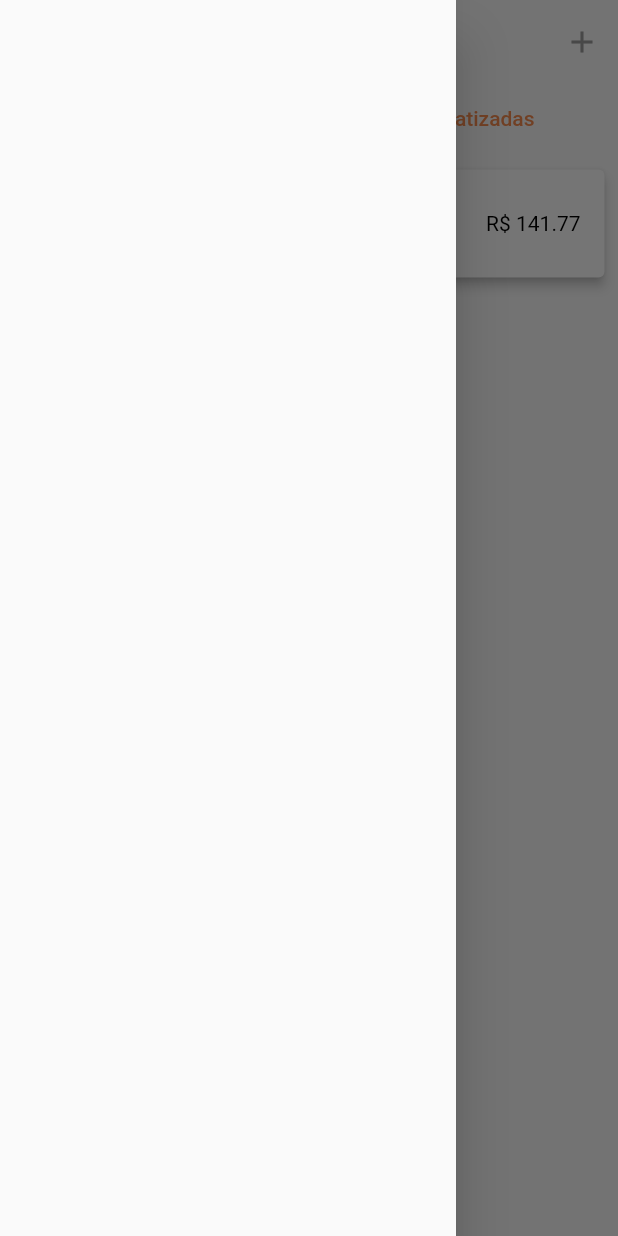
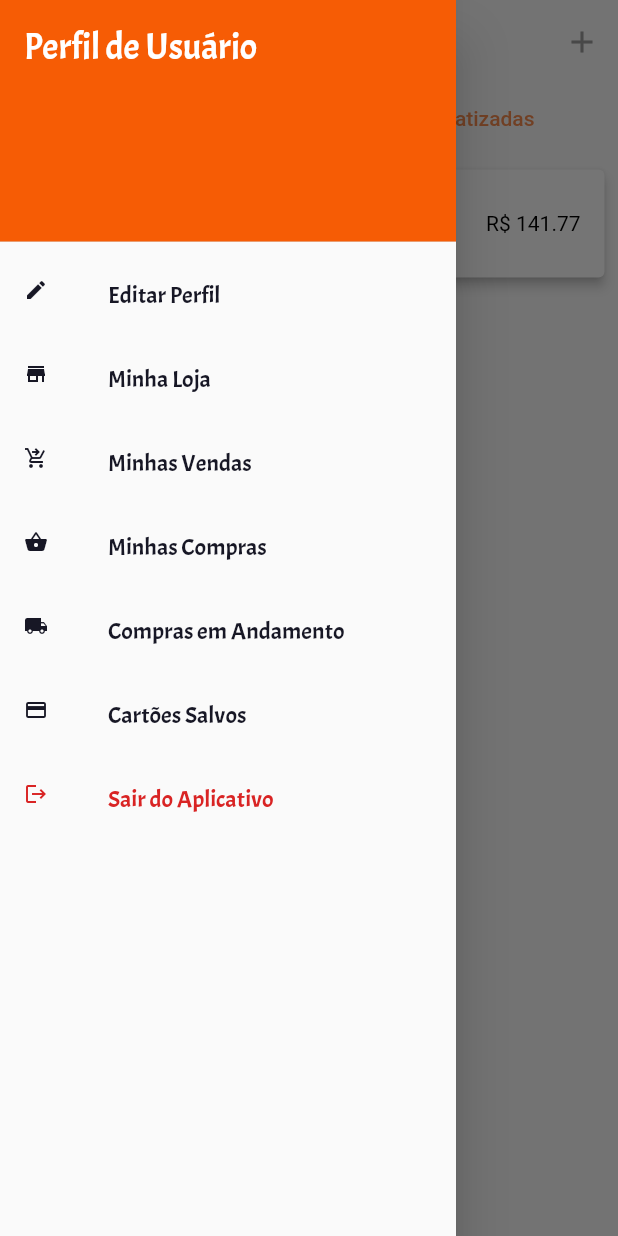
Before and after one commit to AndreLiberato/project_silk, a Flutter app: the MyGroceriesListsScreen screen opened directly, with the side drawer open, on a phone screen of 412 x 824 dp. Run offline on Flutter 3.47's test engine with Material 2 defaults, Android fonts, the phone set to English and light mode, and no system bars; network calls fail; statements that could not run were skipped.

Commit message:
feat-drawer added

```diff
--- /dev/null
+++ b/vish/lib/navigation/my_drawer.dart
@@ -0,0 +1,108 @@
+import 'package:flutter/material.dart';
+
+class MyDrawer extends StatelessWidget {
+  const MyDrawer({super.key});
+
+  @override
+  Widget build(BuildContext context) {
+    return Drawer(
+      child: ListView(
+        padding: EdgeInsets.zero,
+        children: [
+          const DrawerHeader(
+            decoration: BoxDecoration(
+              color: Color(0xFFf65c05),
+            ),
+            child: Text('Perfil de Usuário',
+                style: TextStyle(
+                    color: Colors.white, fontFamily: "Acme", fontSize: 24)),
+          ),
+          ListTile(
+            leading: const Icon(Icons.edit,
+                size: 16, color: Color.fromRGBO(23, 23, 37, 1)),
+            title: const Text('Editar Perfil',
+                style: TextStyle(
+                    color: Color.fromRGBO(23, 23, 37, 1),
+                    fontFamily: "Acme",
+                    fontSize: 16)),
+            onTap: () {
+              Navigator.pop(context);
+            },
+          ),
+          ListTile(
+            leading: const Icon(Icons.store,
+                size: 16, color: Color.fromRGBO(23, 23, 37, 1)),
+            title: const Text('Minha Loja',
+                style: TextStyle(
+                    color: Color.fromRGBO(23, 23, 37, 1),
+                    fontFamily: "Acme",
+                    fontSize: 16)),
+            onTap: () {
+              Navigator.pop(context);
+            },
+          ),
+          ListTile(
+            leading: const Icon(Icons.shopping_cart_checkout,
+                size: 16, color: Color.fromRGBO(23, 23, 37, 1)),
+            title: const Text("Minhas Vendas",
+                style: TextStyle(
+                    color: Color.fromRGBO(23, 23, 37, 1),
+                    fontFamily: "Acme",
+                    fontSize: 16)),
+            onTap: () {
+              Navigator.pop(context);
+            },
+          ),
+          ListTile(
+            leading: const Icon(Icons.shopping_basket,
+                size: 16, color: Color.fromRGBO(23, 23, 37, 1)),
+            title: const Text("Minhas Compras",
+                style: TextStyle(
+                    color: Color.fromRGBO(23, 23, 37, 1),
+                    fontFamily: "Acme",
+                    fontSize: 16)),
+            onTap: () {
+              Navigator.pop(context);
+            },
+          ),
+          ListTile(
+            leading: const Icon(Icons.local_shipping,
+                size: 16, color: Color.fromRGBO(23, 23, 37, 1)),
+            title: const Text("Compras em Andamento",
+                style: TextStyle(
+                    color: Color.fromRGBO(23, 23, 37, 1),
+                    fontFamily: "Acme",
+                    fontSize: 16)),
+            onTap: () {
+              Navigator.pop(context);
+            },
+          ),
+          ListTile(
+            leading: const Icon(Icons.credit_card,
+                size: 16, color: Color.fromRGBO(23, 23, 37, 1)),
+            title: const Text("Cartões Salvos",
+                style: TextStyle(
+                    color: Color.fromRGBO(23, 23, 37, 1),
+                    fontFamily: "Acme",
+                    fontSize: 16)),
+            onTap: () {
+              Navigator.pop(context);
+            },
+          ),
+          ListTile(
+            leading: const Icon(Icons.logout,
+                size: 16, color: Color.fromRGBO(217, 36, 36, 1)),
+            title: const Text("Sair do Aplicativo",
+                style: TextStyle(
+                    color: Color.fromRGBO(217, 36, 36, 1),
+                    fontFamily: "Acme",
+                    fontSize: 16)),
+            onTap: () {
+              Navigator.pop(context);
+            },
+          ),
+        ],
+      ),
+    );
+  }
+}
--- a/vish/lib/screens/home_screen.dart
+++ b/vish/lib/screens/home_screen.dart
@@ -1,4 +1,5 @@
 import 'package:flutter/material.dart';
+import 'package:vish/navigation/my_drawer.dart';
 import 'package:vish/screens/cart_screen.dart';
 
 import '../navigation/my_bottom_navbar.dart';
--- a/vish/lib/screens/my_groceries_lists_screen.dart
+++ b/vish/lib/screens/my_groceries_lists_screen.dart
@@ -1,6 +1,7 @@
 import 'package:flutter/material.dart';
 
 import '../data/groceries_lists.dart';
+import '../navigation/my_drawer.dart';
 import '../widgets/grocery_list_item.dart';
 import '../widgets/my_appbar.dart';
 
@@ -77,7 +78,7 @@ class MyGroceriesListsScreen extends StatelessWidget {
           ),
         ],
       ),
-      drawer: Drawer(),
+      drawer: MyDrawer(),
     );
   }
 }
--- a/vish/lib/screens/products_overview_screen.dart
+++ b/vish/lib/screens/products_overview_screen.dart
@@ -1,5 +1,6 @@
 import 'package:flutter/material.dart';
 
+import '../navigation/my_drawer.dart';
 import '../widgets/categories_list.dart';
 import '../widgets/my_appbar.dart';
 import '../widgets/products_list.dart';
@@ -49,7 +50,7 @@ class ProductsOverviewScreen extends StatelessWidget {
           )),
         ],
       ),
-      drawer: Drawer(),
+      drawer: MyDrawer(),
     );
   }
 }
```
